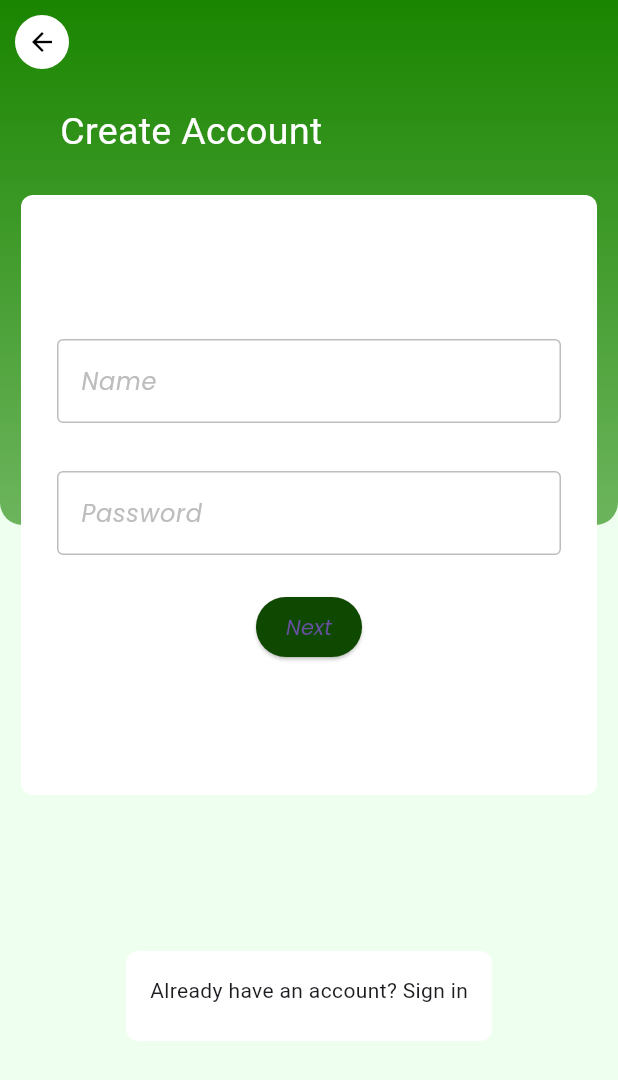
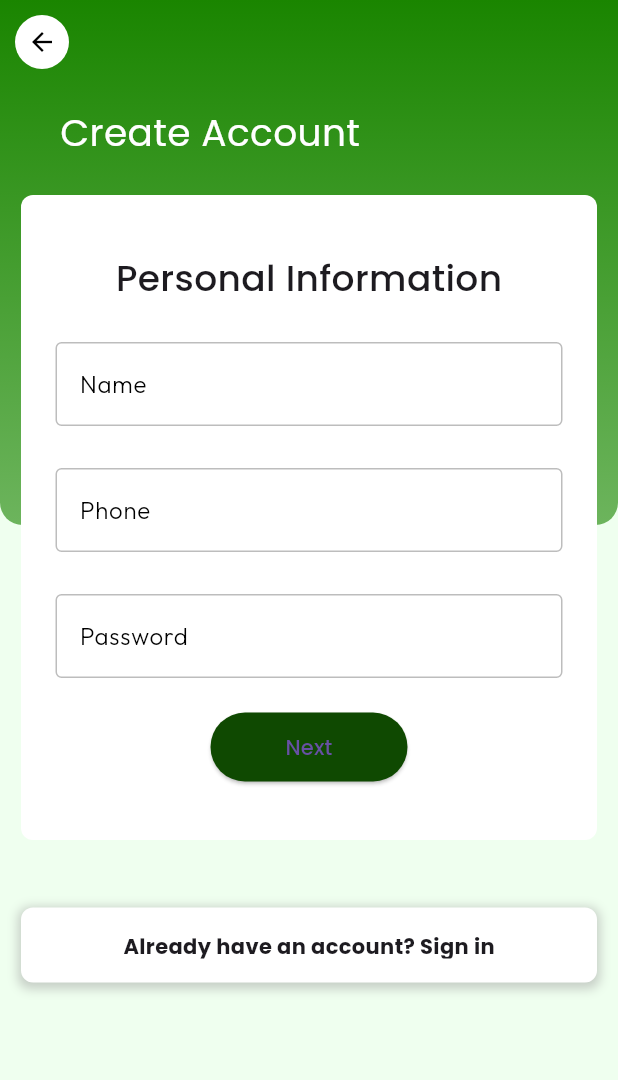
Before and after one commit to fosec-rw/fosec-mobile, a Flutter app: the screen it shows after launch, on a phone screen of 412 x 824 dp. Shown: the top 1080 px of the screen. Run offline on Flutter 3.47's test engine with Material 3 defaults, Android fonts, the light colour scheme and no system bars.

```diff
--- a/lib/components/button.dart
+++ b/lib/components/button.dart
@@ -18,12 +18,12 @@ class Button extends StatelessWidget {
           Color(0xFF0F4901),
         ),
         padding: MaterialStateProperty.all<EdgeInsetsGeometry?>(
-          EdgeInsets.symmetric(vertical: 10, horizontal: 20),
+          EdgeInsets.symmetric(vertical: 13, horizontal: 50),
         ),
       ),
       child: Text(
         text,
-        style: TextStyle(fontFamily: 'Poppins'),
+        style: TextStyle(fontFamily: 'Poppins', fontWeight: FontWeight.w500),
       ),
     );
   }
--- a/lib/components/text_field.dart
+++ b/lib/components/text_field.dart
@@ -6,12 +6,14 @@ class FormTextField extends StatefulWidget {
   final bool obscureText;
   final TextEditingController controller;
   final String hintText; // Changed the type to TextEditingController
-  FormTextField(
-      {Key? key,
+  final String label;
+  FormTextField({
+    Key? key,
     required this.controller,
     required this.obscureText,
-      required this.hintText})
-      : super(key: key);
+    required this.hintText,
+    required this.label,
+  }) : super(key: key);
 
   @override
   _FormTextFieldState createState() => _FormTextFieldState();
@@ -21,7 +23,7 @@ class _FormTextFieldState extends State<FormTextField> {
   @override
   Widget build(BuildContext context) {
     return Padding(
-      padding: const EdgeInsets.all(8.0),
+      padding: const EdgeInsets.symmetric(horizontal: 8.0, vertical: 6.0),
       child: TextField(
         obscureText: widget.obscureText,
         controller: widget.controller,
@@ -37,9 +39,17 @@ class _FormTextFieldState extends State<FormTextField> {
             hintText: widget.hintText,
             hintStyle: TextStyle(
               color: Colors.grey[400],
-            fontFamily: 'Poppins',
+              fontFamily: 'Outfit',
+              fontWeight: FontWeight.w100,
+              fontSize: 15,
             ),
-        ),
+            label: Text(widget.label),
+            labelStyle: TextStyle(
+              color: Colors.black,
+              fontFamily: 'Outfit',
+              fontWeight: FontWeight.w300,
+              fontSize: 16,
+            )),
       ),
     );
   }
--- a/lib/main.dart
+++ b/lib/main.dart
@@ -1,7 +1,7 @@
 // ignore_for_file: prefer_const_constructors
 
 import 'package:flutter/material.dart';
-import 'package:fosec/pages/create_account.dart';
+import 'package:fosec/pages/register_form.dart';
 
 void main() {
   runApp(const MyApp());
@@ -16,7 +16,7 @@ class MyApp extends StatelessWidget {
 
     return MaterialApp(
       debugShowCheckedModeBanner: false,
-      home: CreateAccountPage(),
+      home: RegisterForm(),
     );
   }
 }
--- a/lib/pages/create_account.dart
+++ /dev/null
@@ -1,93 +0,0 @@
-// ignore_for_file: prefer_const_literals_to_create_immutables, prefer_const_constructors
-import 'package:flutter/material.dart';
-import 'package:fosec/components/app_bar.dart';
-import 'package:fosec/components/button.dart';
-import 'package:fosec/components/text_field.dart';
-
-class CreateAccountPage extends StatefulWidget {
-  const CreateAccountPage({Key? key}) : super(key: key);
-
-  @override
-  State<CreateAccountPage> createState() => _CreateAccountPageState();
-}
-
-class _CreateAccountPageState extends State<CreateAccountPage> {
-  final nameController = TextEditingController();
-  @override
-  Widget build(BuildContext context) {
-    return Scaffold(
-      backgroundColor: Color.fromRGBO(239, 255, 239, 1),
-      body: Stack(
-        children: [
-          // Gradient App Bar
-          MainAppBar(),
-
-          // Login Form
-          Column(
-            children: [
-              Container(
-                margin: EdgeInsets.fromLTRB(14.0, 130.0, 14.0, 14.0),
-                padding: EdgeInsets.all(16.0),
-                height: 400,
-                decoration: BoxDecoration(
-                  color: Colors.white,
-                  borderRadius: BorderRadius.circular(8.0),
-                ),
-                child: Column(
-                  mainAxisAlignment: MainAxisAlignment.center,
-                  children: [
-                    // Add your login form widgets here
-                    // For example: TextFields, Buttons, etc.
-                    FormTextField(
-                        controller: nameController,
-                        obscureText: false,
-                        hintText: "Name"),
-                    SizedBox(height: 16.0),
-                    FormTextField(
-                        controller: nameController,
-                        obscureText: true,
-                        hintText: "Password"),
-                    SizedBox(height: 16.0),
-
-                    Button(
-                      text: "Next",
-                    ),
-                  ],
-                ),
-              ),
-              SizedBox(
-                height: 40,
-              ),
-              Container(
-                height: 60,
-                margin: EdgeInsets.fromLTRB(14.0, 50.0, 14.0, 14.0),
-                padding: EdgeInsets.all(16.0),
-                decoration: BoxDecoration(
-                  color: Colors.white,
-                  borderRadius: BorderRadius.circular(8.0),
-                ),
-                child: Text("Already have an account? Sign in"),
-              )
-            ],
-          ),
-
-          Positioned(
-            top: 70.0, // Adjust the distance from the top
-            left: 40.0, // Adjust the distance from the left
-            child: Column(
-              children: [
-                Text(
-                  'Create Account',
-                  style: TextStyle(
-                    color: Colors.white,
-                    fontSize: 25,
-                  ),
-                ),
-              ],
-            ),
-          ),
-        ],
-      ),
-    );
-  }
-}
--- /dev/null
+++ b/lib/pages/register_form.dart
@@ -0,0 +1,133 @@
+// ignore_for_file: prefer_const_literals_to_create_immutables, prefer_const_constructors
+import 'package:flutter/material.dart';
+import 'package:fosec/components/app_bar.dart';
+import 'package:fosec/components/button.dart';
+import 'package:fosec/components/text_field.dart';
+
+class RegisterForm extends StatefulWidget {
+  const RegisterForm({Key? key}) : super(key: key);
+
+  @override
+  State<RegisterForm> createState() => _RegisterFormState();
+}
+
+class _RegisterFormState extends State<RegisterForm> {
+  final nameController = TextEditingController();
+  @override
+  Widget build(BuildContext context) {
+    return Scaffold(
+      backgroundColor: Color.fromRGBO(239, 255, 239, 1),
+      body: Stack(
+        children: [
+          // Gradient App Bar
+          MainAppBar(),
+
+          // Login Form
+          Column(
+            children: [
+              Container(
+                margin: EdgeInsets.fromLTRB(14.0, 130.0, 14.0, 0.0),
+                padding: EdgeInsets.all(15.0),
+                height: 430,
+                decoration: BoxDecoration(
+                  color: Colors.white,
+                  borderRadius: BorderRadius.circular(8.0),
+                ),
+                child: Column(
+                  mainAxisAlignment: MainAxisAlignment.center,
+                  children: [
+                    // Add your login form widgets here
+                    // For example: TextFields, Buttons, etc.
+                    Text(
+                      "Personal Information",
+                      style: TextStyle(
+                          fontWeight: FontWeight.w500,
+                          fontFamily: 'Poppins',
+                          fontSize: 24),
+                    ),
+                    SizedBox(
+                      height: 20,
+                    ),
+                    FormTextField(
+                      controller: nameController,
+                      obscureText: false,
+                      hintText: "example@gmail.com",
+                      label: "Name",
+                    ),
+                    SizedBox(height: 16.0),
+                    FormTextField(
+                      controller: nameController,
+                      obscureText: true,
+                      hintText: "example@gmail.com",
+                      label: "Phone",
+                    ),
+                    SizedBox(height: 16.0),
+                    FormTextField(
+                      controller: nameController,
+                      obscureText: false,
+                      hintText: "example@gmail.com",
+                      label: "Password",
+                    ),
+                    SizedBox(height: 16.0),
+
+                    Button(
+                      text: "Next",
+                    ),
+                  ],
+                ),
+              ),
+              SizedBox(
+                height: 40,
+              ),
+              Container(
+                height: 50,
+                width: double.infinity,
+                margin: EdgeInsets.fromLTRB(14.0, 5.0, 14.0, 10.0),
+                padding: EdgeInsets.all(16.0),
+                decoration: BoxDecoration(
+                  color: Colors.white,
+                  borderRadius: BorderRadius.circular(8.0),
+                  boxShadow: [
+                    BoxShadow(
+                      color:
+                          Colors.grey.withOpacity(0.5), // Color of the shadow
+                      spreadRadius: 2, // Spread radius
+                      blurRadius: 5, // Blur radius
+                      offset: Offset(0, 2), // Offset
+                    ),
+                  ],
+                ),
+                child: Center(
+                  child: Text(
+                    "Already have an account? Sign in",
+                    style: TextStyle(
+                      fontWeight: FontWeight.bold,
+                      fontFamily: 'Poppins',
+                    ),
+                  ),
+                ),
+              )
+            ],
+          ),
+
+          Positioned(
+            top: 70.0, // Adjust the distance from the top
+            left: 40.0, // Adjust the distance from the left
+            child: Column(
+              children: [
+                Text(
+                  'Create Account',
+                  style: TextStyle(
+                    color: Colors.white,
+                    fontSize: 25,
+                    fontFamily: 'Poppins',
+                  ),
+                ),
+              ],
+            ),
+          ),
+        ],
+      ),
+    );
+  }
+}
```
Also changed, not shown: pubspec.yaml (+25 -4 lines), pubspec.lock, 1 other file. Lines whose indentation alone changed are shown as unchanged.
